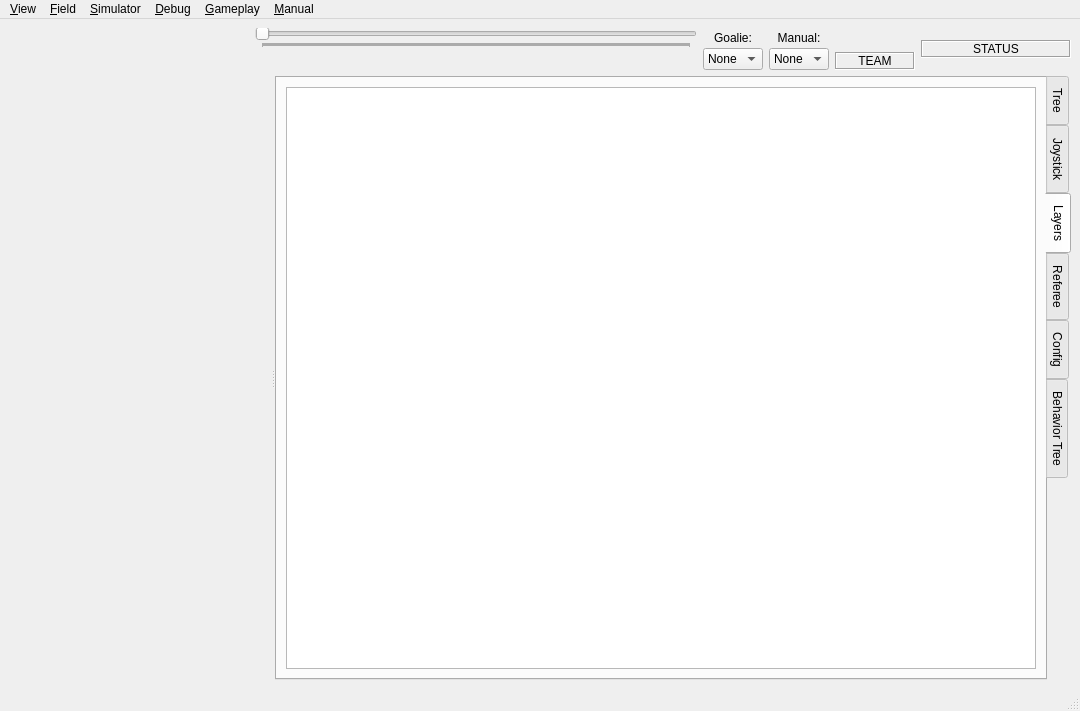
Above: soccer/ui/MainWindow.ui from RoboJackets/robocup-software before the change. Below: the same form after it.
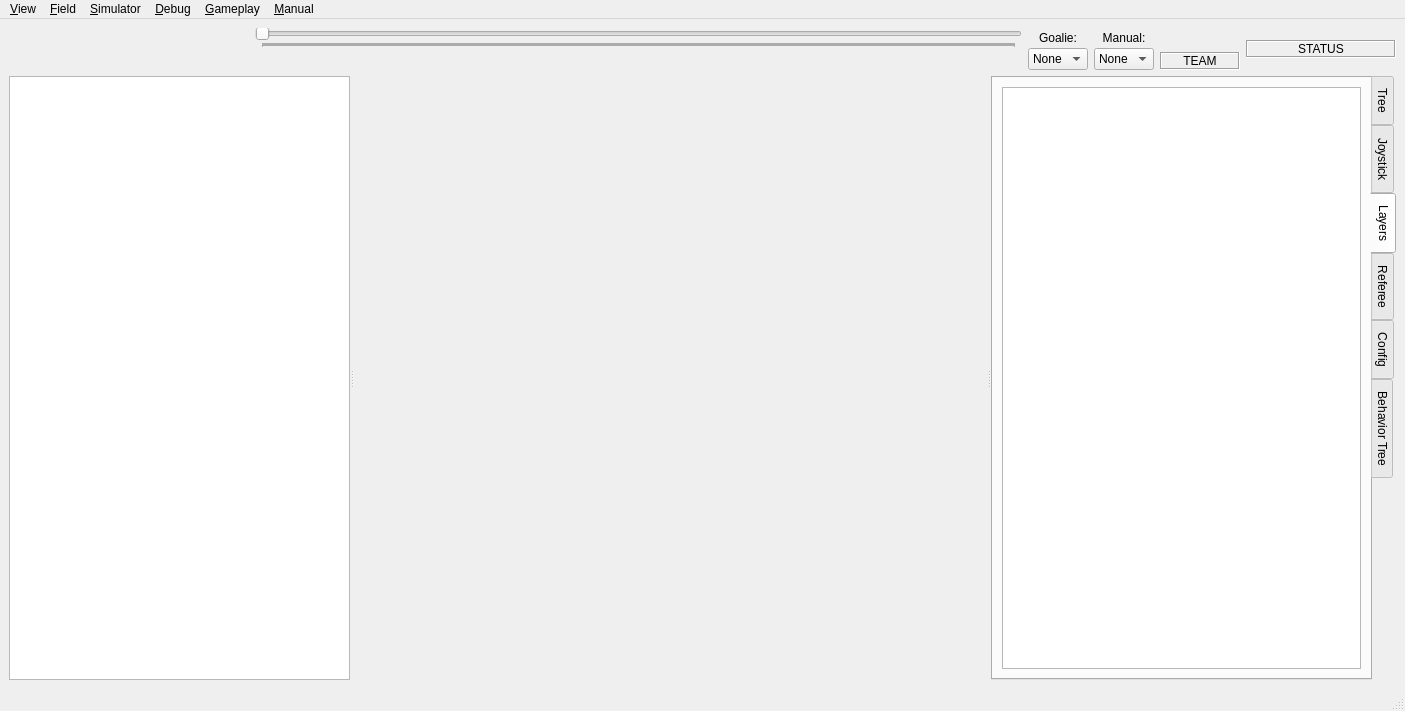
That is the form after the change. Icons and pictures are not drawn. Custom widgets are drawn as their Qt base class.

Commit message:
added robot status list widget to MainWindow.ui. #8
probably will have to revert and re-add in order to avoid merge
conflicts with the other main ui changeds

Patch:
```diff
--- a/soccer/ui/MainWindow.ui
+++ b/soccer/ui/MainWindow.ui
@@ -6,7 +6,7 @@
    <rect>
     <x>0</x>
     <y>0</y>
-    <width>1080</width>
+    <width>1405</width>
     <height>711</height>
    </rect>
   </property>
@@ -662,6 +662,20 @@
       <property name="orientation">
        <enum>Qt::Horizontal</enum>
       </property>
+      <widget class="QListWidget" name="robotStatusList">
+       <property name="sizePolicy">
+        <sizepolicy hsizetype="Maximum" vsizetype="Expanding">
+         <horstretch>0</horstretch>
+         <verstretch>0</verstretch>
+        </sizepolicy>
+       </property>
+       <property name="maximumSize">
+        <size>
+         <width>415</width>
+         <height>16777215</height>
+        </size>
+       </property>
+      </widget>
       <widget class="SimFieldView" name="fieldView" native="true">
        <property name="sizePolicy">
         <sizepolicy hsizetype="Expanding" vsizetype="Expanding">
@@ -669,6 +683,12 @@
          <verstretch>0</verstretch>
         </sizepolicy>
        </property>
+       <property name="minimumSize">
+        <size>
+         <width>476</width>
+         <height>0</height>
+        </size>
+       </property>
       </widget>
       <widget class="QTabWidget" name="tabWidget">
        <property name="sizePolicy">
@@ -1227,8 +1247,8 @@
     <rect>
      <x>0</x>
      <y>0</y>
-     <width>1080</width>
-     <height>19</height>
+     <width>1405</width>
+     <height>22</height>
     </rect>
    </property>
    <widget class="QMenu" name="menu_View">
```
